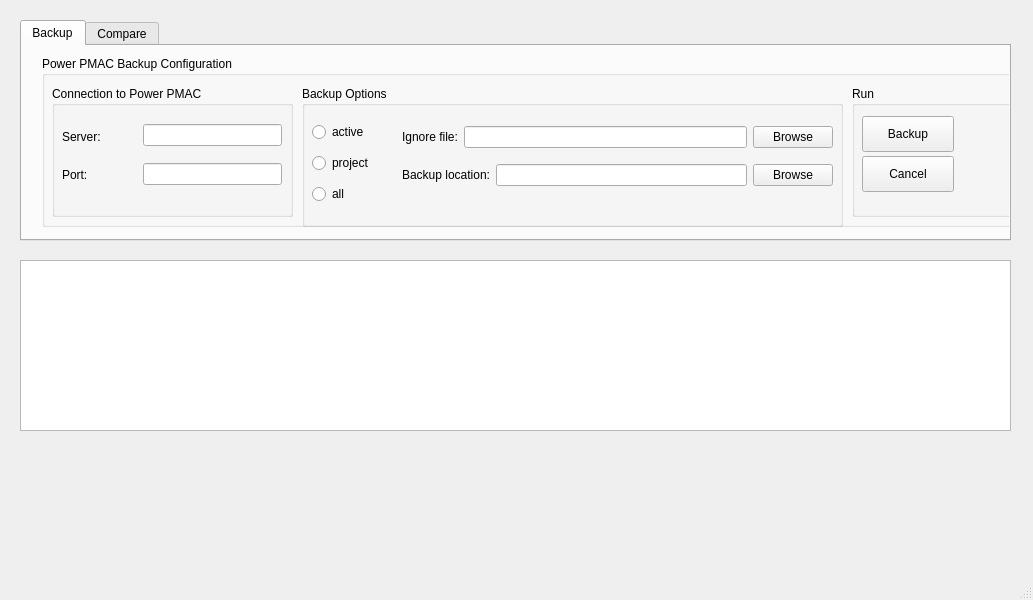
Observatory-Sciences/dls-pmac-analyse, file dls_pmacanalyse/formAnalyseControl.ui: the form before one commit.
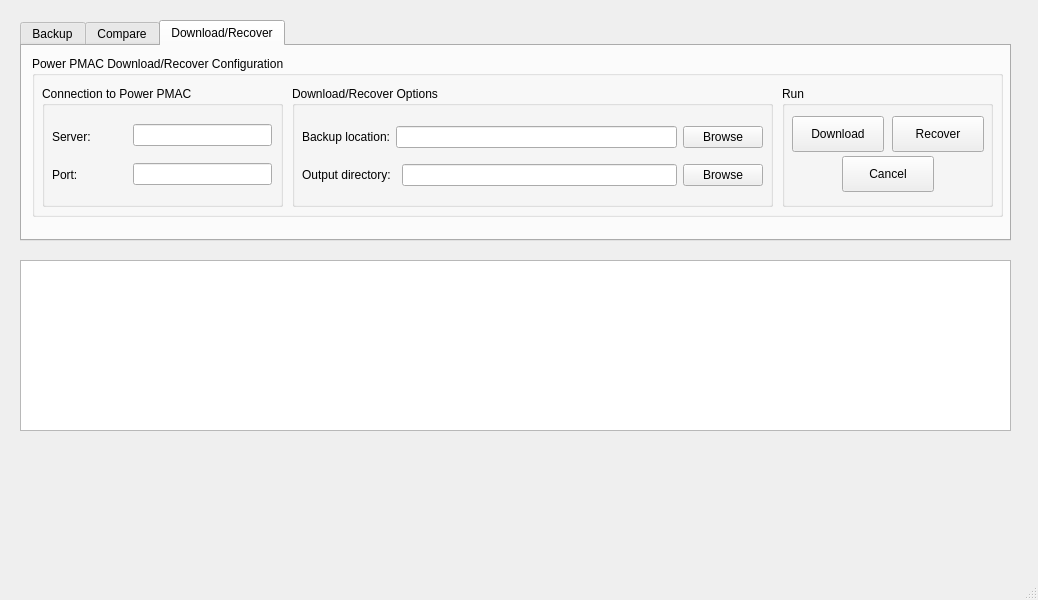
The form after the commit. The open tabs and pages were chosen to show the change.

Commit message: Adding download and recover tab.

What changed in the file:
```diff
--- a/dls_pmacanalyse/formAnalyseControl.ui
+++ b/dls_pmacanalyse/formAnalyseControl.ui
@@ -6,7 +6,7 @@
    <rect>
     <x>0</x>
     <y>0</y>
-    <width>1033</width>
+    <width>1038</width>
     <height>600</height>
    </rect>
   </property>
@@ -43,9 +43,9 @@
      <widget class="QGroupBox" name="groupBox_4">
       <property name="geometry">
        <rect>
-        <x>20</x>
+        <x>10</x>
         <y>10</y>
-        <width>991</width>
+        <width>951</width>
         <height>171</height>
        </rect>
       </property>
@@ -141,7 +141,7 @@
          <x>260</x>
          <y>30</y>
          <width>541</width>
-         <height>141</height>
+         <height>131</height>
         </rect>
        </property>
        <property name="title">
@@ -223,7 +223,7 @@
          <item row="1" column="0" colspan="2">
           <widget class="QLabel" name="label_2">
            <property name="text">
-            <string>Backup location:</string>
+            <string>Output directory:</string>
            </property>
           </widget>
          </item>
@@ -249,7 +249,7 @@
         <rect>
          <x>810</x>
          <y>30</y>
-         <width>171</width>
+         <width>111</width>
          <height>131</height>
         </rect>
        </property>
@@ -506,6 +506,235 @@
       </widget>
      </widget>
     </widget>
+    <widget class="QWidget" name="tab">
+     <attribute name="title">
+      <string>Download/Recover</string>
+     </attribute>
+     <widget class="QGroupBox" name="groupBox_9">
+      <property name="geometry">
+       <rect>
+        <x>10</x>
+        <y>10</y>
+        <width>971</width>
+        <height>161</height>
+       </rect>
+      </property>
+      <property name="title">
+       <string>Power PMAC Download/Recover Configuration</string>
+      </property>
+      <widget class="QGroupBox" name="groupBox_10">
+       <property name="geometry">
+        <rect>
+         <x>10</x>
+         <y>30</y>
+         <width>241</width>
+         <height>121</height>
+        </rect>
+       </property>
+       <property name="title">
+        <string>Connection to Power PMAC</string>
+       </property>
+       <widget class="QWidget" name="layoutWidget_2">
+        <property name="geometry">
+         <rect>
+          <x>10</x>
+          <y>30</y>
+          <width>220</width>
+          <height>80</height>
+         </rect>
+        </property>
+        <layout class="QGridLayout" name="gridLayout_5">
+         <item row="0" column="0">
+          <widget class="QLabel" name="textLabel1_4">
+           <property name="minimumSize">
+            <size>
+             <width>75</width>
+             <height>27</height>
+            </size>
+           </property>
+           <property name="maximumSize">
+            <size>
+             <width>75</width>
+             <height>25</height>
+            </size>
+           </property>
+           <property name="text">
+            <string>Server:</string>
+           </property>
+           <property name="wordWrap">
+            <bool>false</bool>
+           </property>
+          </widget>
+         </item>
+         <item row="0" column="1">
+          <widget class="QLineEdit" name="lineServer2">
+           <property name="toolTip">
+            <string>Specify the IP address of the Power PMAC to download to.</string>
+           </property>
+          </widget>
+         </item>
+         <item row="1" column="0">
+          <widget class="QLabel" name="textLabel2_2">
+           <property name="minimumSize">
+            <size>
+             <width>75</width>
+             <height>27</height>
+            </size>
+           </property>
+           <property name="maximumSize">
+            <size>
+             <width>75</width>
+             <height>27</height>
+            </size>
+           </property>
+           <property name="text">
+            <string>Port:</string>
+           </property>
+           <property name="wordWrap">
+            <bool>false</bool>
+           </property>
+          </widget>
+         </item>
+         <item row="1" column="1">
+          <widget class="QLineEdit" name="linePort2">
+           <property name="toolTip">
+            <string>Specify the port number of which to connect.</string>
+           </property>
+          </widget>
+         </item>
+        </layout>
+       </widget>
+      </widget>
+      <widget class="QGroupBox" name="groupBox_11">
+       <property name="geometry">
+        <rect>
+         <x>260</x>
+         <y>30</y>
+         <width>481</width>
+         <height>121</height>
+        </rect>
+       </property>
+       <property name="title">
+        <string>Download/Recover Options</string>
+       </property>
+       <widget class="QWidget" name="layoutWidget_5">
+        <property name="geometry">
+         <rect>
+          <x>10</x>
+          <y>30</y>
+          <width>461</width>
+          <height>80</height>
+         </rect>
+        </property>
+        <layout class="QGridLayout" name="gridLayout_6">
+         <item row="0" column="0">
+          <widget class="QLabel" name="label_5">
+           <property name="text">
+            <string>Backup location:</string>
+           </property>
+          </widget>
+         </item>
+         <item row="0" column="1" colspan="2">
+          <widget class="QLineEdit" name="lineBackupDir">
+           <property name="toolTip">
+            <string>Location of the backup (output directory from running a Backup).</string>
+           </property>
+          </widget>
+         </item>
+         <item row="0" column="3">
+          <widget class="QPushButton" name="pushBackupDir">
+           <property name="text">
+            <string>Browse</string>
+           </property>
+          </widget>
+         </item>
+         <item row="1" column="0" colspan="2">
+          <widget class="QLabel" name="label_6">
+           <property name="text">
+            <string>Output directory:</string>
+           </property>
+          </widget>
+         </item>
+         <item row="1" column="2">
+          <widget class="QLineEdit" name="lineOutputDir2">
+           <property name="toolTip">
+            <string>Output directory for the log file.</string>
+           </property>
+          </widget>
+         </item>
+         <item row="1" column="3">
+          <widget class="QPushButton" name="pushOutputDir">
+           <property name="text">
+            <string>Browse</string>
+           </property>
+          </widget>
+         </item>
+        </layout>
+       </widget>
+      </widget>
+      <widget class="QGroupBox" name="groupBox_12">
+       <property name="geometry">
+        <rect>
+         <x>750</x>
+         <y>30</y>
+         <width>211</width>
+         <height>121</height>
+        </rect>
+       </property>
+       <property name="title">
+        <string>Run</string>
+       </property>
+       <widget class="QPushButton" name="pushDownload">
+        <property name="geometry">
+         <rect>
+          <x>10</x>
+          <y>30</y>
+          <width>92</width>
+          <height>36</height>
+         </rect>
+        </property>
+        <property name="toolTip">
+         <string>&lt;html&gt;&lt;head/&gt;&lt;body&gt;&lt;p&gt;Copied the specified built projects into the active project site of the Power PMAC (/var/ftp/usrflash/Project) and then loads it into active memory.&lt;/p&gt;&lt;/body&gt;&lt;/html&gt;</string>
+        </property>
+        <property name="text">
+         <string>Download</string>
+        </property>
+       </widget>
+       <widget class="QPushButton" name="pushCancel2">
+        <property name="geometry">
+         <rect>
+          <x>60</x>
+          <y>70</y>
+          <width>92</width>
+          <height>36</height>
+         </rect>
+        </property>
+        <property name="toolTip">
+         <string>Cancel the current action.</string>
+        </property>
+        <property name="text">
+         <string>Cancel</string>
+        </property>
+       </widget>
+       <widget class="QPushButton" name="pushRecover">
+        <property name="geometry">
+         <rect>
+          <x>110</x>
+          <y>30</y>
+          <width>92</width>
+          <height>36</height>
+         </rect>
+        </property>
+        <property name="toolTip">
+         <string>&lt;html&gt;&lt;head/&gt;&lt;body&gt;&lt;p&gt;Restore a previous saved configuration. Project, Database and Temp directories which have been copied from the /opt/ppmac/usrflash site on the Power PMAC are copied back into that site and the Project will become active upon power cycling the Power PMAC.&lt;/p&gt;&lt;/body&gt;&lt;/html&gt;</string>
+        </property>
+        <property name="text">
+         <string>Recover</string>
+        </property>
+       </widget>
+      </widget>
+     </widget>
+    </widget>
    </widget>
   </widget>
   <widget class="QStatusBar" name="statusbar"/>
```
Left out of the diff: 216 changed lines with no effect on the pictures. The commit also changes 3 other files.
